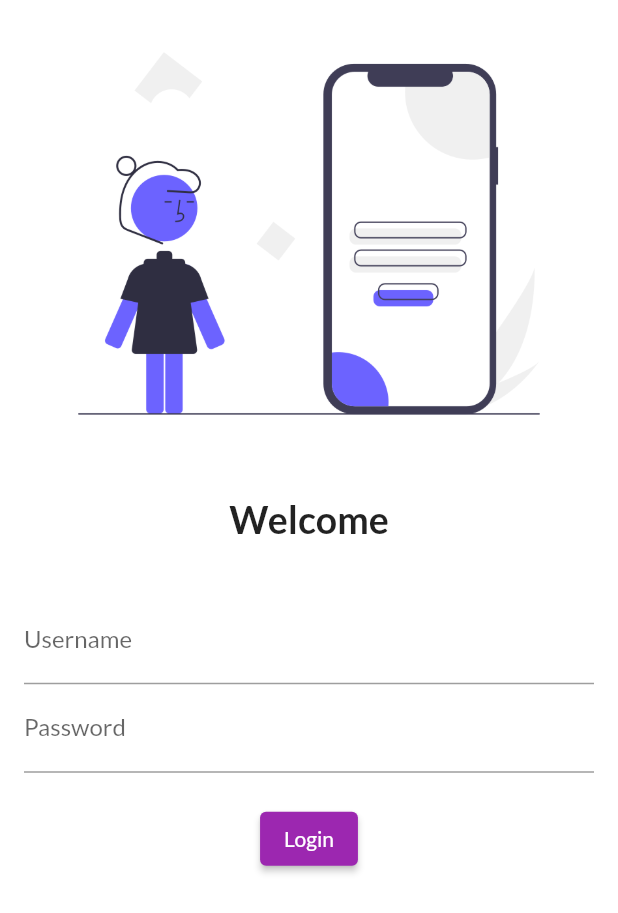
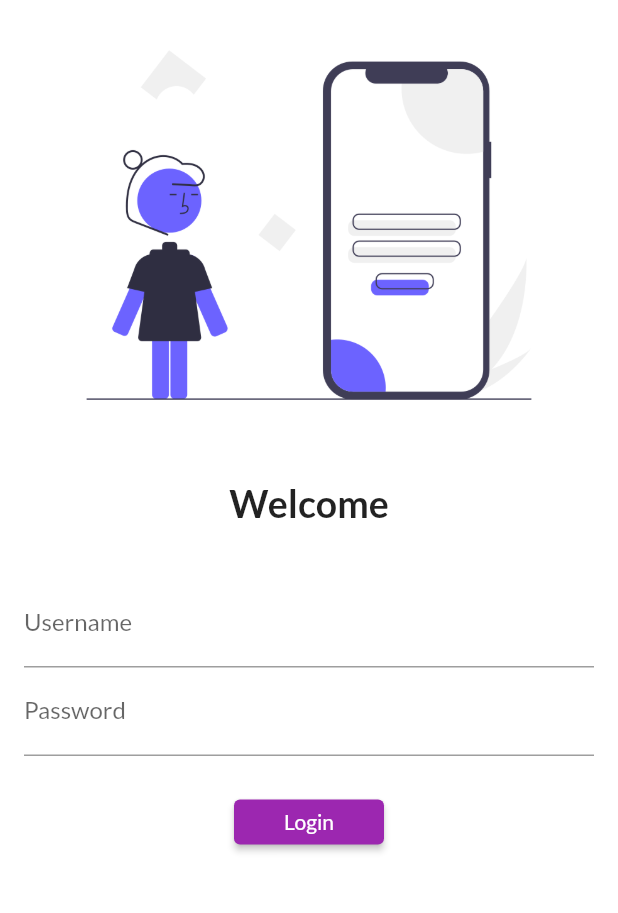
Before and after one commit to yashg019/30daysofFlutter, a Flutter app: the screen it shows after launch, on a phone screen of 412 x 824 dp. Shown: the top 913 px of the screen. Run offline on Flutter 3.47's test engine with Material 2 defaults, Android fonts, the phone set to English and light mode, and no system bars; our stand-ins replace google_fonts.

Commit message:
Day 5 completed

```diff
--- a/lib/main.dart
+++ b/lib/main.dart
@@ -1,5 +1,6 @@
 import 'package:flutter/material.dart';
 import 'package:flutter_application/page/login_page.dart';
+import 'package:flutter_application/utils/routes.dart';
 import 'page/home_page.dart';
 import 'package:google_fonts/google_fonts.dart';
 
@@ -18,12 +19,15 @@ class MyApp extends StatelessWidget {
         primarySwatch: Colors.purple,
         fontFamily: GoogleFonts.lato().fontFamily,
       ),
+      debugShowCheckedModeBanner: false,
       darkTheme: ThemeData(
         brightness: Brightness.dark,
       ),
+      initialRoute: "/",
       routes: {
         "/": (context) => LoginPage(),
-        "/login": (context) => LoginPage()
+        MyRoutes.homeRoute: (context) => HomePage(),
+        MyRoutes.loginRoute: (context) => LoginPage()
       },
     );
   }
--- a/lib/page/login_page.dart
+++ b/lib/page/login_page.dart
@@ -1,13 +1,16 @@
 import 'package:flutter/material.dart';
+import 'package:flutter_application/utils/routes.dart';
 
 class LoginPage extends StatelessWidget {
   @override
   Widget build(BuildContext context) {
     return Material(
       color: Colors.white,
+      child: SingleChildScrollView(
         child: Column(
           children: [
-          Image.asset("assets/images/login.png", fit: BoxFit.cover),
+            Image.asset("assets/images/login.png",
+                fit: BoxFit.cover, height: 300),
             SizedBox(
               height: 20.0,
             ),
@@ -38,9 +41,9 @@ class LoginPage extends StatelessWidget {
                   ),
                   ElevatedButton(
                     child: Text("Login"),
-                  style: TextButton.styleFrom(),
+                    style: TextButton.styleFrom(minimumSize: Size(100, 30)),
                     onPressed: () {
-                    print("Hi bitch");
+                      Navigator.pushNamed(context, MyRoutes.homeRoute);
                     },
                   )
                 ],
@@ -48,6 +51,7 @@ class LoginPage extends StatelessWidget {
             )
           ],
         ),
+      ),
     );
   }
 }
--- /dev/null
+++ b/lib/utils/routes.dart
@@ -0,0 +1,4 @@
+class MyRoutes {
+  static String loginRoute = "/login";
+  static String homeRoute = "/home";
+}
```
Lines whose indentation alone changed are shown as unchanged.
